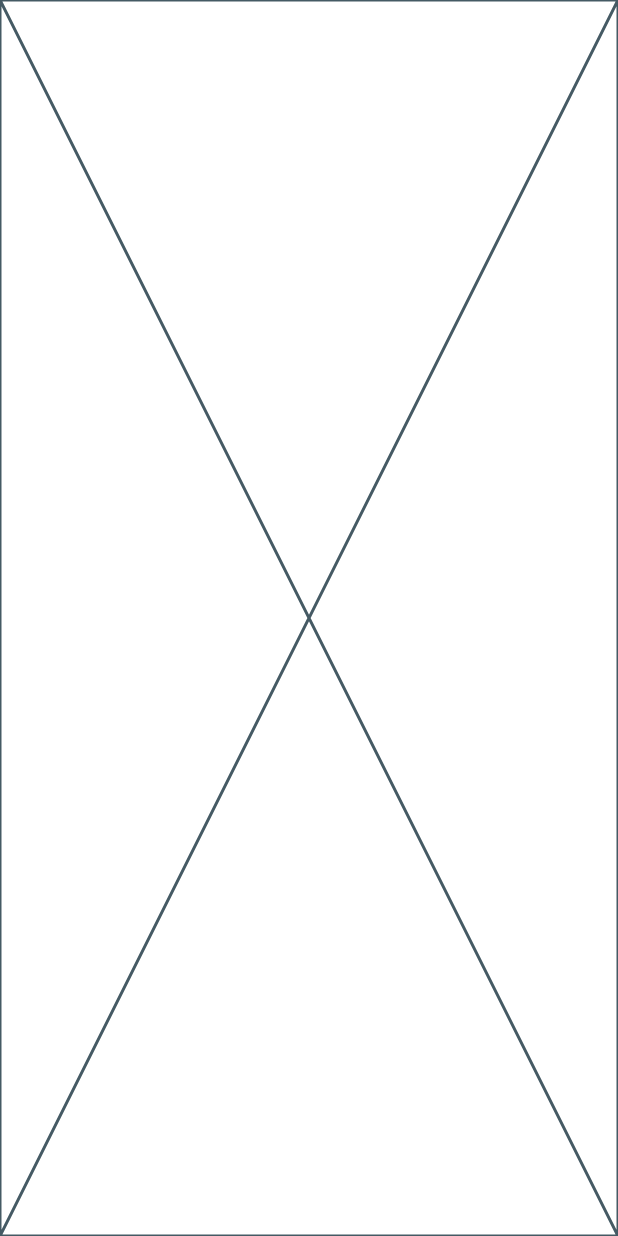
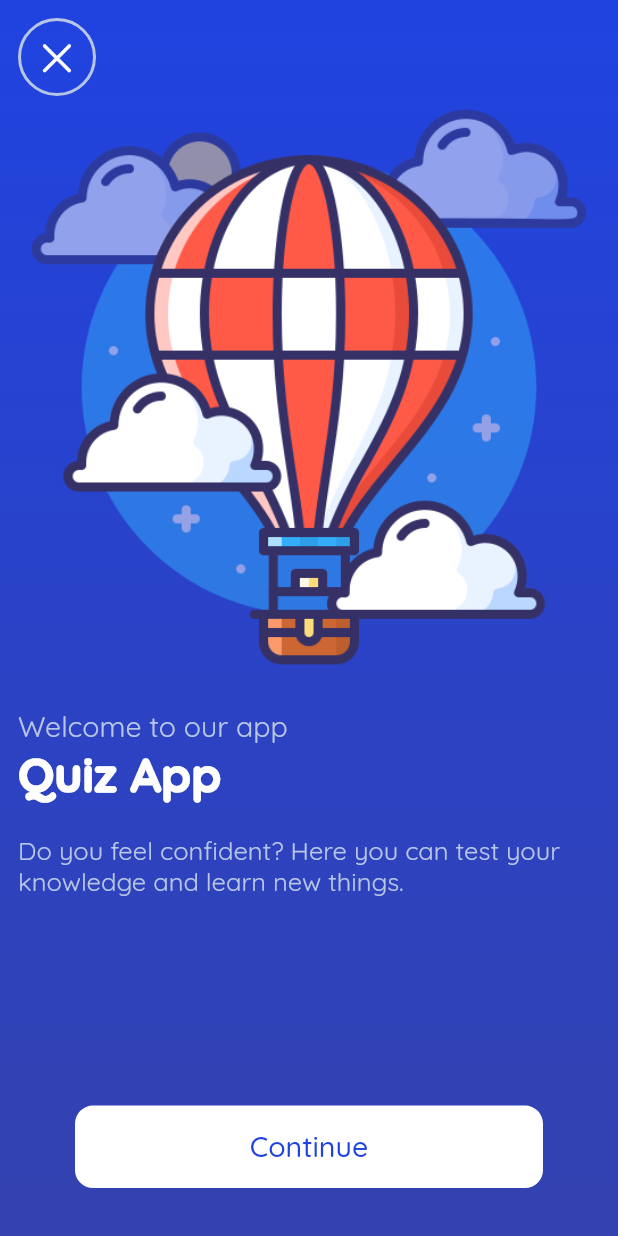
Before and after one commit to mdrabbihossen/quizzify, a Flutter app: the screen it shows after launch, on a phone screen of 412 x 824 dp. Run offline on Flutter 3.47's test engine with Material 2 defaults, Android fonts, the phone set to English and light mode, and no system bars; our stand-ins replace google_fonts.

Commit message:
quiz home

```diff
--- a/lib/utils/images.dart
+++ b/lib/utils/assets.dart
@@ -1,6 +1,6 @@
-const String base = "assets/";
+const String base = "assets/images/";
 
-class AppImages {
+class AppAssets {
   static const String balloon = "${base}balloon.png";
   static const String balloon2 = "${base}balloon2.png";
   static const String ideas = "${base}ideas.png";
--- a/lib/utils/text_styles.dart
+++ b/lib/utils/text_styles.dart
@@ -1,14 +1,15 @@
 import 'package:flutter/material.dart';
+import 'package:google_fonts/google_fonts.dart';
 
 class AppStyles {
   static TextStyle textStyle({
     double? fontSize,
     Color? color,
-    String? fontFamily,
+    FontWeight? fontWeight,
   }) =>
-      TextStyle(
-        fontFamily: fontFamily,
+      GoogleFonts.quicksand(
         fontSize: fontSize,
         color: color,
+        fontWeight: fontWeight,
       );
 }
--- a/lib/views/home/screens/home_screen.dart
+++ b/lib/views/home/screens/home_screen.dart
@@ -1,10 +1,107 @@
+import 'package:flutter/cupertino.dart';
 import 'package:flutter/material.dart';
+import 'package:quizzify/utils/assets.dart';
+import 'package:quizzify/utils/colors.dart';
+import 'package:quizzify/utils/text_styles.dart';
 
 class HomeScreen extends StatelessWidget {
   const HomeScreen({Key? key}) : super(key: key);
 
   @override
   Widget build(BuildContext context) {
-    return const Placeholder();
+    final size = MediaQuery.of(context).size;
+    return Scaffold(
+      body: SafeArea(
+        child: Container(
+          padding: const EdgeInsets.all(12),
+          width: double.infinity,
+          height: double.infinity,
+          decoration: const BoxDecoration(
+            gradient: LinearGradient(
+              begin: Alignment.topCenter,
+              end: Alignment.bottomCenter,
+              colors: [
+                AppColors.blue,
+                AppColors.darkBlue,
+              ],
+            ),
+          ),
+          child: Column(
+            crossAxisAlignment: CrossAxisAlignment.start,
+            children: [
+              Container(
+                decoration: BoxDecoration(
+                  color: Colors.transparent,
+                  border: Border.all(
+                    color: AppColors.lightGrey,
+                    width: 2,
+                  ),
+                  shape: BoxShape.circle,
+                ),
+                child: IconButton(
+                  onPressed: () {},
+                  icon: const Icon(
+                    CupertinoIcons.xmark,
+                    size: 28,
+                    color: Colors.white,
+                  ),
+                ),
+              ),
+              Image.asset(AppAssets.balloon2),
+              const SizedBox(height: 20),
+              Text(
+                "Welcome to our app",
+                style: AppStyles.textStyle(
+                  color: AppColors.lightGrey,
+                  fontSize: 19,
+                ),
+              ),
+              Text(
+                "Quiz App",
+                style: AppStyles.textStyle(
+                  color: Colors.white,
+                  fontSize: 32,
+                  fontWeight: FontWeight.w900,
+                ),
+              ),
+              const SizedBox(height: 20),
+              Text(
+                "Do you feel confident? Here you can test your knowledge and learn new things.",
+                style: AppStyles.textStyle(
+                  color: AppColors.lightGrey,
+                  fontSize: 17,
+                ),
+              ),
+              const Spacer(),
+              Align(
+                alignment: Alignment.center,
+                child: ElevatedButton(
+                  onPressed: () {},
+                  style: ElevatedButton.styleFrom(
+                    elevation: 0,
+                    shape: RoundedRectangleBorder(
+                      borderRadius: BorderRadius.circular(12),
+                    ),
+                    minimumSize: Size(
+                      size.width - 100,
+                      size.height / 15,
+                    ),
+                    backgroundColor: Colors.white,
+                  ),
+                  child: Text(
+                    "Continue",
+                    style: AppStyles.textStyle(
+                      color: AppColors.blue,
+                      fontSize: 19,
+                    ),
+                  ),
+                ),
+              ),
+              const SizedBox(height: 20),
+            ],
+          ),
+        ),
+      ),
+    );
   }
 }
```
Also changed, not shown: pubspec.yaml (+13 -12 lines), assets/fonts/quick.ttf (deleted), assets/fonts/quick_bold.ttf (deleted), assets/fonts/quick_semi.ttf (deleted), pubspec.lock.
